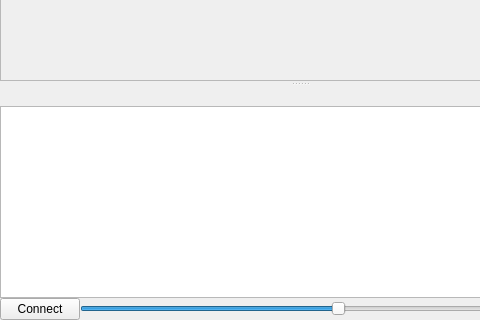
The window that mainwindow.ui (nical/GLSL-Raymarching) describes before a commit, drawn with Qt 5; both pictures show x 0 to 480 and y 180 to 500 of the 600 by 500 pixel window.
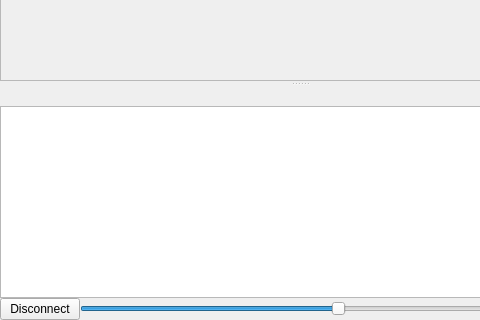
The same window after the commit.

The edit to the form file:
```diff
--- a/mainwindow.ui
+++ b/mainwindow.ui
@@ -54,7 +54,7 @@
      <item row="1" column="0">
       <widget class="QPushButton" name="connectButton">
        <property name="text">
-        <string>Connect</string>
+        <string>Disconnect</string>
        </property>
       </widget>
      </item>
```
